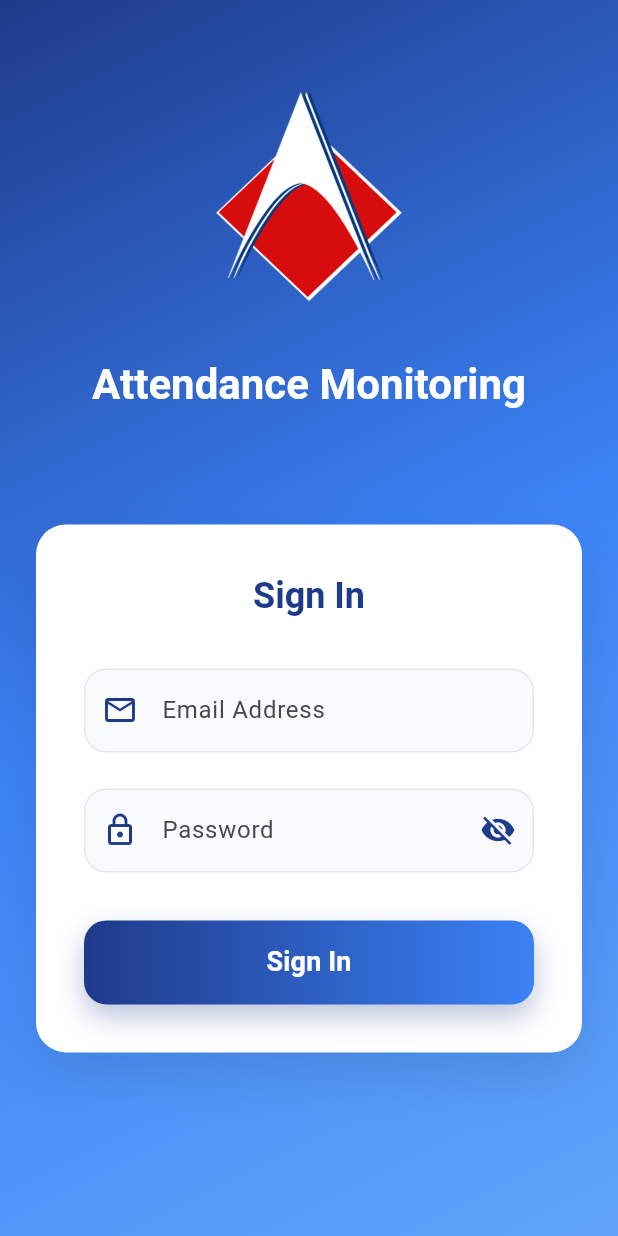
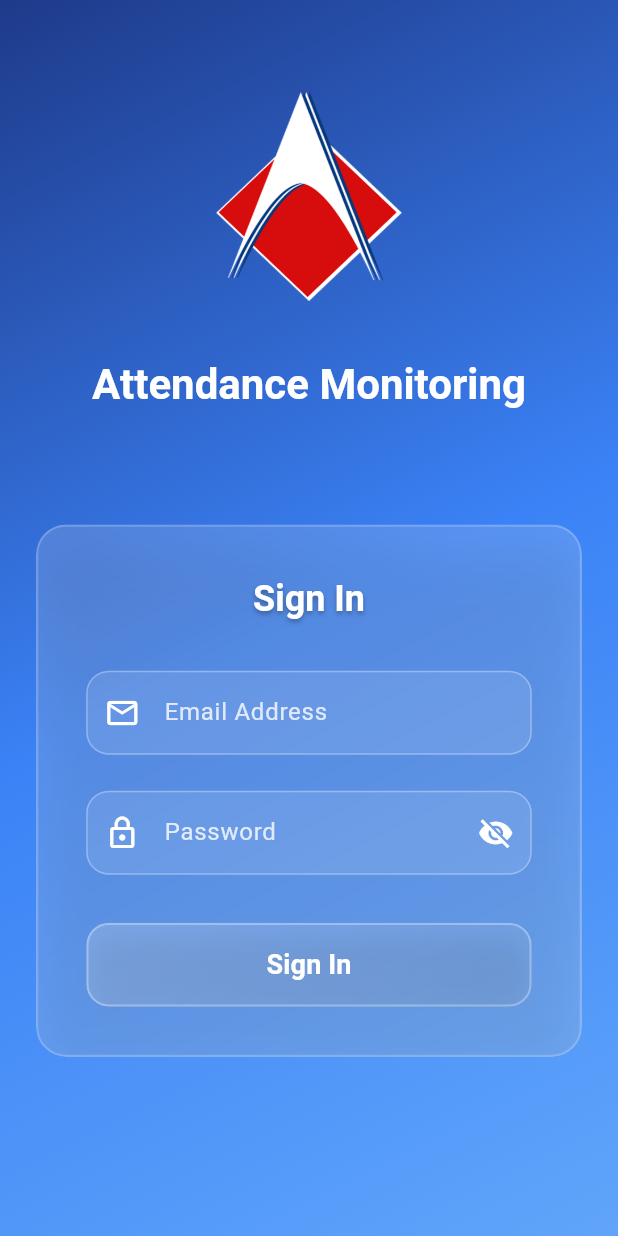
Before and after one commit to Davefgh/Attendance_Monitoring_Mobile, a Flutter app: the screen it shows after launch, on a phone screen of 412 x 824 dp. Run offline on Flutter 3.47's test engine with Material 3 defaults, Android fonts, the phone set to English and light mode, and no system bars.

Commit message:
style: imrpove ui of login container

```diff
--- a/lib/screens/login_screen.dart
+++ b/lib/screens/login_screen.dart
@@ -1,3 +1,4 @@
+import 'dart:ui';
 import 'package:flutter/material.dart';
 import '../models/login_response_dto.dart';
 import 'dashboard_screen.dart';
@@ -131,12 +132,20 @@ class _LoginScreenState extends State<LoginScreen> {
                     child: Column(
                       crossAxisAlignment: CrossAxisAlignment.stretch,
                       children: [
-                      // Login Form Container
-                      Container(
+                        // Login Form Container with Glassmorphism
+                        ClipRRect(
+                          borderRadius: BorderRadius.circular(20),
+                          child: BackdropFilter(
+                            filter: ImageFilter.blur(sigmaX: 5, sigmaY: 5),
+                            child: Container(
                               padding: const EdgeInsets.all(32),
                               decoration: BoxDecoration(
-                    color: Colors.white,
+                                color: Colors.white.withOpacity(0.15),
                                 borderRadius: BorderRadius.circular(20),
+                                border: Border.all(
+                                  color: Colors.white.withOpacity(0.2),
+                                  width: 1.5,
+                                ),
                                 boxShadow: [
                                   BoxShadow(
                                     color: Colors.black.withOpacity(0.1),
@@ -152,8 +161,15 @@ class _LoginScreenState extends State<LoginScreen> {
                                     'Sign In',
                                     style: Theme.of(context).textTheme.headlineSmall?.copyWith(
                                       fontWeight: FontWeight.bold,
-                          color: const Color(0xFF1E3A8A),
+                                      color: Colors.white,
                                       fontSize: 24,
+                                      shadows: [
+                                        Shadow(
+                                          color: Colors.black.withOpacity(0.3),
+                                          offset: const Offset(0, 2),
+                                          blurRadius: 4,
+                                        ),
+                                      ],
                                     ),
                                     textAlign: TextAlign.center,
                                   ),
@@ -163,24 +179,27 @@ class _LoginScreenState extends State<LoginScreen> {
                                   TextFormField(
                                     controller: _emailController,
                                     keyboardType: TextInputType.emailAddress,
+                                    style: const TextStyle(color: Colors.white),
                                     decoration: InputDecoration(
                                       labelText: 'Email Address',
+                                      labelStyle: TextStyle(color: Colors.white.withOpacity(0.8)),
                                       hintText: 'Enter your email',
-                          prefixIcon: const Icon(Icons.email_outlined, color: Color(0xFF1E3A8A)),
+                                      hintStyle: TextStyle(color: Colors.white.withOpacity(0.6)),
+                                      prefixIcon: const Icon(Icons.email_outlined, color: Colors.white),
                                       border: OutlineInputBorder(
                                         borderRadius: BorderRadius.circular(15),
-                            borderSide: const BorderSide(color: Color(0xFFE5E7EB)),
+                                        borderSide: BorderSide(color: Colors.white.withOpacity(0.3)),
                                       ),
                                       enabledBorder: OutlineInputBorder(
                                         borderRadius: BorderRadius.circular(15),
-                            borderSide: const BorderSide(color: Color(0xFFE5E7EB)),
+                                        borderSide: BorderSide(color: Colors.white.withOpacity(0.3)),
                                       ),
                                       focusedBorder: OutlineInputBorder(
                                         borderRadius: BorderRadius.circular(15),
-                            borderSide: const BorderSide(color: Color(0xFF1E3A8A), width: 2),
+                                        borderSide: BorderSide(color: Colors.white.withOpacity(0.6), width: 2),
                                       ),
                                       filled: true,
-                          fillColor: const Color(0xFFF9FAFB),
+                                      fillColor: Colors.white.withOpacity(0.1),
                                       contentPadding: const EdgeInsets.symmetric(horizontal: 20, vertical: 16),
                                     ),
                                     validator: (value) {
@@ -200,14 +219,17 @@ class _LoginScreenState extends State<LoginScreen> {
                                   TextFormField(
                                     controller: _passwordController,
                                     obscureText: _obscurePassword,
+                                    style: const TextStyle(color: Colors.white),
                                     decoration: InputDecoration(
                                       labelText: 'Password',
+                                      labelStyle: TextStyle(color: Colors.white.withOpacity(0.8)),
                                       hintText: 'Enter your password',
-                          prefixIcon: const Icon(Icons.lock_outlined, color: Color(0xFF1E3A8A)),
+                                      hintStyle: TextStyle(color: Colors.white.withOpacity(0.6)),
+                                      prefixIcon: const Icon(Icons.lock_outlined, color: Colors.white),
                                       suffixIcon: IconButton(
                                         icon: Icon(
                                           _obscurePassword ? Icons.visibility_off : Icons.visibility,
-                              color: const Color(0xFF1E3A8A),
+                                          color: Colors.white,
                                         ),
                                         onPressed: () {
                                           setState(() {
@@ -217,18 +239,18 @@ class _LoginScreenState extends State<LoginScreen> {
                                       ),
                                       border: OutlineInputBorder(
                                         borderRadius: BorderRadius.circular(15),
-                            borderSide: const BorderSide(color: Color(0xFFE5E7EB)),
+                                        borderSide: BorderSide(color: Colors.white.withOpacity(0.3)),
                                       ),
                                       enabledBorder: OutlineInputBorder(
                                         borderRadius: BorderRadius.circular(15),
-                            borderSide: const BorderSide(color: Color(0xFFE5E7EB)),
+                                        borderSide: BorderSide(color: Colors.white.withOpacity(0.3)),
                                       ),
                                       focusedBorder: OutlineInputBorder(
                                         borderRadius: BorderRadius.circular(15),
-                            borderSide: const BorderSide(color: Color(0xFF1E3A8A), width: 2),
+                                        borderSide: BorderSide(color: Colors.white.withOpacity(0.6), width: 2),
                                       ),
                                       filled: true,
-                          fillColor: const Color(0xFFF9FAFB),
+                                      fillColor: Colors.white.withOpacity(0.1),
                                       contentPadding: const EdgeInsets.symmetric(horizontal: 20, vertical: 16),
                                     ),
                                     validator: (value) {
@@ -250,37 +272,48 @@ class _LoginScreenState extends State<LoginScreen> {
                                       padding: const EdgeInsets.all(16),
                                       margin: const EdgeInsets.only(bottom: 20),
                                       decoration: BoxDecoration(
-                            color: Colors.red[50],
+                                        color: Colors.red.withOpacity(0.2),
                                         borderRadius: BorderRadius.circular(12),
-                            border: Border.all(color: Colors.red[200]!),
+                                        border: Border.all(color: Colors.red.withOpacity(0.4)),
                                       ),
                                       child: Row(
                                         children: [
-                              Icon(Icons.error_outline, color: Colors.red[600], size: 20),
+                                          Icon(Icons.error_outline, color: Colors.red[300], size: 20),
                                           const SizedBox(width: 12),
                                           Expanded(
                                             child: Text(
                                               _errorMessage!,
-                                  style: TextStyle(color: Colors.red[600], fontWeight: FontWeight.w500),
+                                              style: TextStyle(color: Colors.red[200], fontWeight: FontWeight.w500),
                                             ),
                                           ),
                                         ],
                                       ),
                                     ),
 
-                      // Login Button
-                      Container(
+                                  // Login Button with Glassmorphism
+                                  ClipRRect(
+                                    borderRadius: BorderRadius.circular(15),
+                                    child: BackdropFilter(
+                                      filter: ImageFilter.blur(sigmaX: 3, sigmaY: 3),
+                                      child: Container(
                                         height: 56,
                                         decoration: BoxDecoration(
-                          gradient: const LinearGradient(
-                            colors: [Color(0xFF1E3A8A), Color(0xFF3B82F6)],
+                                          gradient: LinearGradient(
+                                            colors: [
+                                              Colors.white.withOpacity(0.2),
+                                              Colors.white.withOpacity(0.1),
+                                            ],
                                             begin: Alignment.centerLeft,
                                             end: Alignment.centerRight,
                                           ),
                                           borderRadius: BorderRadius.circular(15),
+                                          border: Border.all(
+                                            color: Colors.white.withOpacity(0.3),
+                                            width: 1.5,
+                                          ),
                                           boxShadow: [
                                             BoxShadow(
-                              color: const Color(0xFF1E3A8A).withOpacity(0.3),
+                                              color: Colors.black.withOpacity(0.1),
                                               blurRadius: 15,
                                               offset: const Offset(0, 8),
                                             ),
@@ -314,7 +347,11 @@ class _LoginScreenState extends State<LoginScreen> {
                                                 ),
                                         ),
                                       ),
+                                    ),
+                                  ),
                                 ],
+                              ),
+                            ),
                           ),
                         ),
                       ],
```
Lines whose indentation alone changed are shown as unchanged.
